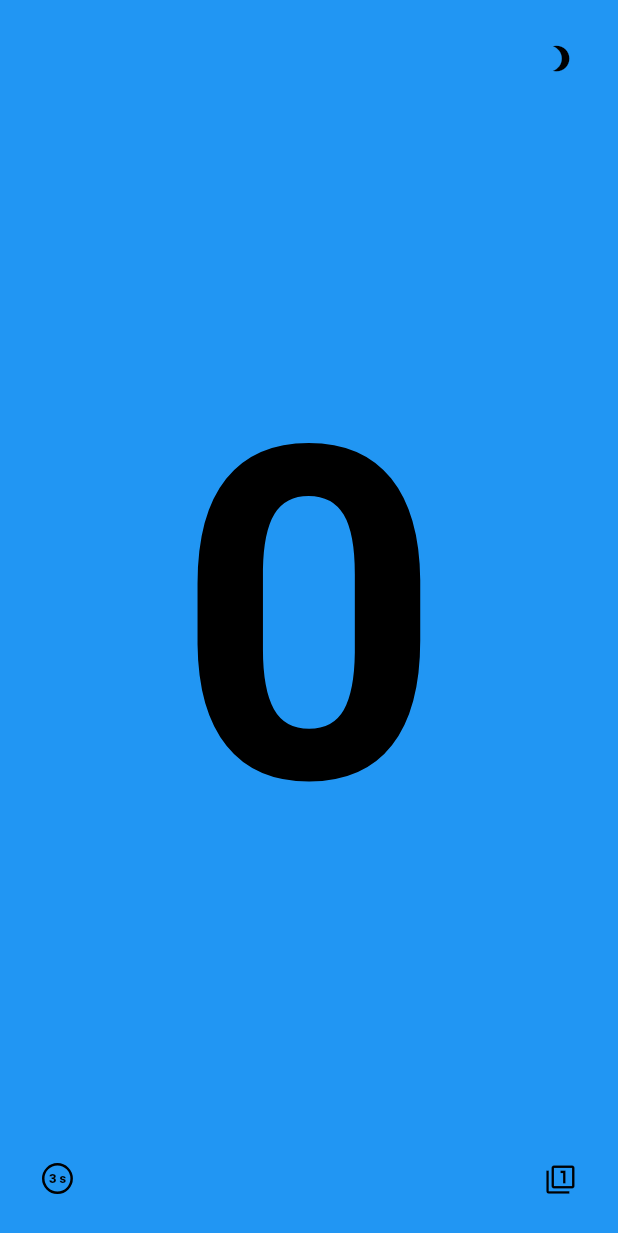
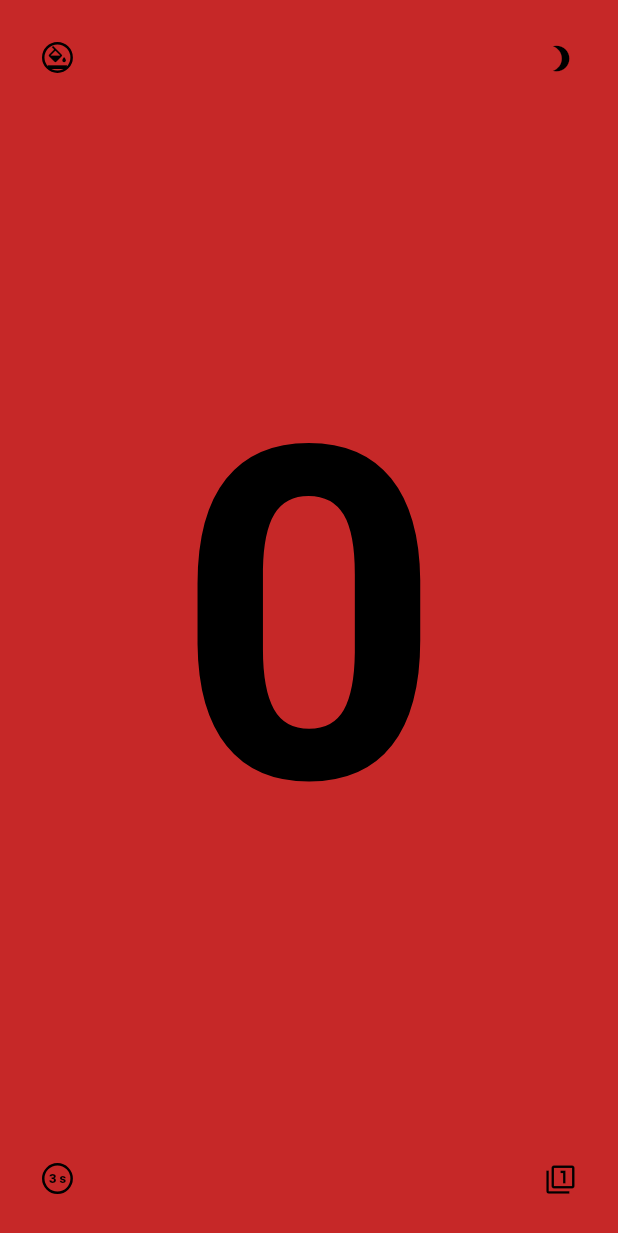
Before and after one commit to Hupka/scan-pass, a Flutter app: the screen it shows after launch, on a phone screen of 412 x 824 dp. Shown: the top 1233 px of the screen. Run offline on Flutter 3.47's test engine with Material 2 defaults, Android fonts, the phone set to English and light mode, and no system bars; our stand-ins replace wakelock; Roboto replaces fonts that are missing (Arial).

Commit message:
Added feature: color-only mode

```diff
--- a/lib/main.dart
+++ b/lib/main.dart
@@ -27,6 +27,7 @@ class _MyAppState extends State<MyApp> {
   bool _isMonochrome = false;
   bool _isSimple = true;
   int _changeFrequency = 3; // 3 seconds as default
+  bool _isColorOnly = false;
   late Timer _timer;
 
   @override
@@ -47,13 +48,10 @@ class _MyAppState extends State<MyApp> {
   }
 
   final List<Color> _colors = [
-    Colors.red,
+    Colors.red.shade800,
     Colors.green,
-    Colors.blue,
-    Colors.yellow,
-    Colors.orange,
-    Colors.purple,
-    Colors.pink,
+    Colors.blue.shade800,
+    Colors.amber,
   ];
 
   void _changeNumber() {
@@ -98,6 +96,13 @@ class _MyAppState extends State<MyApp> {
     _changeNumber(); // call _changeNumber method after toggling the mode
   }
 
+  void _toggleColorOnly() {
+    setState(() {
+      _isColorOnly = !_isColorOnly;
+    });
+    _changeNumber();
+  }
+
   @override
   Widget build(BuildContext context) {
     var screenSize = MediaQuery.of(context).size;
@@ -122,9 +127,18 @@ class _MyAppState extends State<MyApp> {
     return Stack(
       children: <Widget>[
         Container(
+          color: _isColorOnly ? Colors.black : _backgroundColor,
+          child: Center(
+            child: _isColorOnly
+                ? Container(
+                    width: textSize,
+                    height: textSize,
+                    decoration: BoxDecoration(
                       color: _backgroundColor,
-          child: Center(
-            child: Text(
+                      shape: BoxShape.circle,
+                    ),
+                  )
+                : Text(
                     '$_number',
                     style: TextStyle(
                       fontSize: textSize,
@@ -169,7 +183,9 @@ class _MyAppState extends State<MyApp> {
               decoration: BoxDecoration(
                 shape: BoxShape.circle,
                 border: Border.all(
-                  color: _isMonochrome ? Colors.white : Colors.black,
+                  color: _isMonochrome || _isColorOnly
+                      ? Colors.white
+                      : Colors.black,
                   width: buttonBorder,
                 ),
               ),
@@ -184,8 +200,9 @@ class _MyAppState extends State<MyApp> {
                         Text(
                           '$_changeFrequency',
                           style: TextStyle(
-                              color:
-                                  _isMonochrome ? Colors.white : Colors.black,
+                              color: _isMonochrome || _isColorOnly
+                                  ? Colors.white
+                                  : Colors.black,
                               fontWeight: FontWeight.w900,
                               fontSize: fontSize,
                               fontFamily: 'Arial',
@@ -195,8 +212,9 @@ class _MyAppState extends State<MyApp> {
                         Text(
                           's',
                           style: TextStyle(
-                              color:
-                                  _isMonochrome ? Colors.white : Colors.black,
+                              color: _isMonochrome || _isColorOnly
+                                  ? Colors.white
+                                  : Colors.black,
                               fontWeight: FontWeight.w900,
                               fontSize: fontSize,
                               fontFamily: 'Arial',
@@ -210,6 +228,29 @@ class _MyAppState extends State<MyApp> {
             ),
           ),
         ),
+        Positioned(
+          top: insetSize,
+          left: insetSize,
+          child: GestureDetector(
+            onTap: _toggleColorOnly,
+            child: Container(
+              width: iconSize,
+              height: iconSize,
+              decoration: BoxDecoration(
+                shape: BoxShape.circle,
+                border: Border.all(
+                  color: _isColorOnly ? Colors.white : Colors.black,
+                  width: buttonBorder,
+                ),
+              ),
+              child: Icon(
+                _isColorOnly ? Icons.color_lens : Icons.format_color_fill,
+                color: _isColorOnly ? Colors.white : Colors.black,
+                size: iconSize * 3 / 4,
+              ),
+            ),
+          ),
+        ),
       ],
     );
   }
```
Lines whose indentation alone changed are shown as unchanged.
